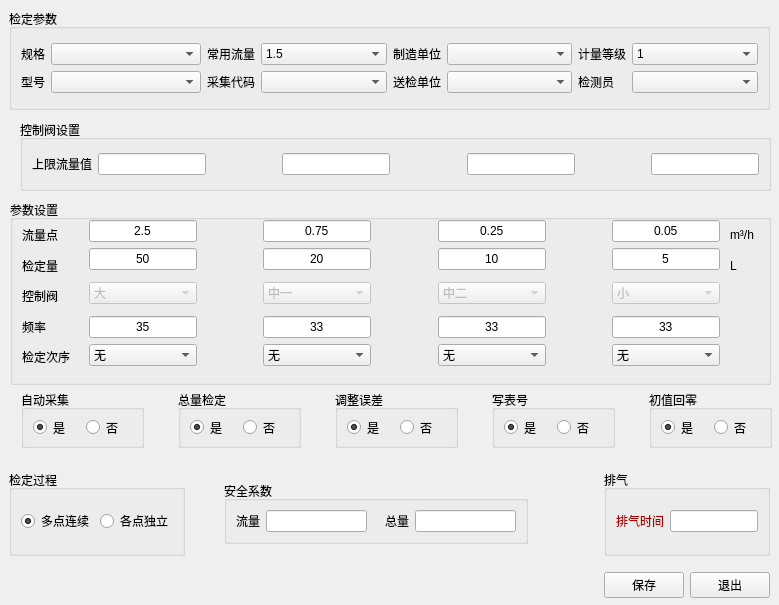
First picture: the form in source/datatest/datatestdlg/ui/parasetdlg.ui, repository flimmy78/qtverify, before the edit.
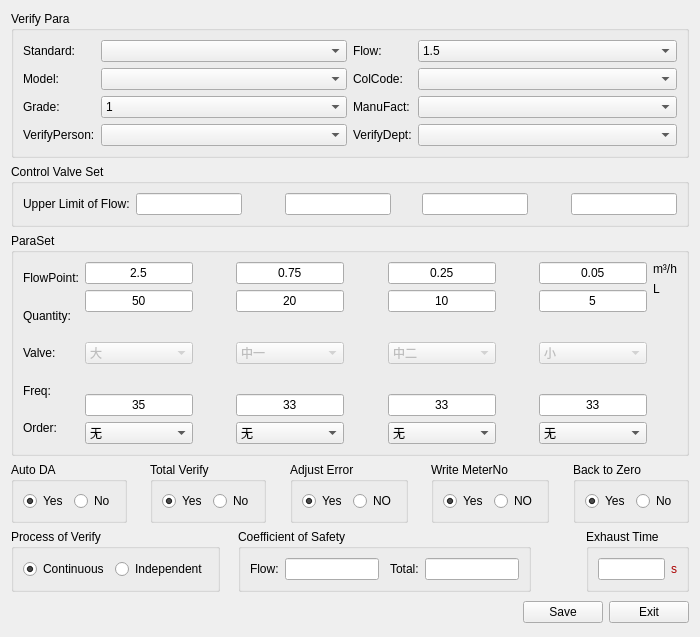
Second picture: the form after the edit. Icons and pictures are not drawn. Custom widgets are drawn as their Qt base class.

Diff of the .ui file:
```diff
--- a/source/datatest/datatestdlg/ui/parasetdlg.ui
+++ b/source/datatest/datatestdlg/ui/parasetdlg.ui
@@ -6,24 +6,195 @@
    <rect>
     <x>0</x>
     <y>0</y>
-    <width>779</width>
-    <height>605</height>
+    <width>700</width>
+    <height>637</height>
    </rect>
   </property>
   <property name="windowTitle">
    <string>参数设置</string>
   </property>
+  <layout class="QGridLayout" name="gridLayout_6">
+   <item row="0" column="0">
+    <widget class="QGroupBox" name="gBox_Head">
+     <property name="title">
+      <string>Verify Para</string>
+     </property>
+     <layout class="QGridLayout" name="gridLayout_5">
+      <item row="0" column="0">
+       <layout class="QGridLayout" name="gridLayout_3">
+        <item row="0" column="0">
+         <widget class="QLabel" name="label_3">
+          <property name="sizePolicy">
+           <sizepolicy hsizetype="Fixed" vsizetype="Preferred">
+            <horstretch>0</horstretch>
+            <verstretch>0</verstretch>
+           </sizepolicy>
+          </property>
+          <property name="text">
+           <string>Standard:</string>
+          </property>
+         </widget>
+        </item>
+        <item row="0" column="1">
+         <widget class="QComboBox" name="cmbStandard"/>
+        </item>
+        <item row="1" column="0">
+         <widget class="QLabel" name="label_4">
+          <property name="sizePolicy">
+           <sizepolicy hsizetype="Fixed" vsizetype="Preferred">
+            <horstretch>0</horstretch>
+            <verstretch>0</verstretch>
+           </sizepolicy>
+          </property>
+          <property name="text">
+           <string>Model:</string>
+          </property>
+         </widget>
+        </item>
+        <item row="1" column="1">
+         <widget class="QComboBox" name="cmbModel"/>
+        </item>
+        <item row="2" column="0">
+         <widget class="QLabel" name="label_7">
+          <property name="sizePolicy">
+           <sizepolicy hsizetype="Fixed" vsizetype="Preferred">
+            <horstretch>0</horstretch>
+            <verstretch>0</verstretch>
+           </sizepolicy>
+          </property>
+          <property name="text">
+           <string>Grade:</string>
+          </property>
+         </widget>
+        </item>
+        <item row="2" column="1">
+         <widget class="QComboBox" name="cmbGrade">
+          <item>
+           <property name="text">
+            <string>1</string>
+           </property>
+          </item>
+          <item>
+           <property name="text">
+            <string>2</string>
+           </property>
+          </item>
+          <item>
+           <property name="text">
+            <string>3</string>
+           </property>
+          </item>
+         </widget>
+        </item>
+        <item row="3" column="0">
+         <widget class="QLabel" name="label_8">
+          <property name="sizePolicy">
+           <sizepolicy hsizetype="Fixed" vsizetype="Preferred">
+            <horstretch>0</horstretch>
+            <verstretch>0</verstretch>
+           </sizepolicy>
+          </property>
+          <property name="text">
+           <string>VerifyPerson:</string>
+          </property>
+         </widget>
+        </item>
+        <item row="3" column="1">
+         <widget class="QComboBox" name="cmbVerifyPerson"/>
+        </item>
+       </layout>
+      </item>
+      <item row="0" column="1">
+       <layout class="QGridLayout" name="gridLayout_4">
+        <item row="0" column="0">
+         <widget class="QLabel" name="label_5">
+          <property name="sizePolicy">
+           <sizepolicy hsizetype="Fixed" vsizetype="Preferred">
+            <horstretch>0</horstretch>
+            <verstretch>0</verstretch>
+           </sizepolicy>
+          </property>
+          <property name="text">
+           <string>Flow:</string>
+          </property>
+         </widget>
+        </item>
+        <item row="0" column="1">
+         <widget class="QComboBox" name="cmbFlow">
+          <item>
+           <property name="text">
+            <string>1.5</string>
+           </property>
+          </item>
+          <item>
+           <property name="text">
+            <string>2.5</string>
+           </property>
+          </item>
+          <item>
+           <property name="text">
+            <string>3.5</string>
+           </property>
+          </item>
+         </widget>
+        </item>
+        <item row="1" column="0">
+         <widget class="QLabel" name="label_6">
+          <property name="sizePolicy">
+           <sizepolicy hsizetype="Fixed" vsizetype="Preferred">
+            <horstretch>0</horstretch>
+            <verstretch>0</verstretch>
+           </sizepolicy>
+          </property>
+          <property name="text">
+           <string>ColCode:</string>
+          </property>
+         </widget>
+        </item>
+        <item row="1" column="1">
+         <widget class="QComboBox" name="cmbCollectCode"/>
+        </item>
+        <item row="2" column="0">
+         <widget class="QLabel" name="label_9">
+          <property name="sizePolicy">
+           <sizepolicy hsizetype="Fixed" vsizetype="Preferred">
+            <horstretch>0</horstretch>
+            <verstretch>0</verstretch>
+           </sizepolicy>
+          </property>
+          <property name="text">
+           <string>ManuFact:</string>
+          </property>
+         </widget>
+        </item>
+        <item row="2" column="1">
+         <widget class="QComboBox" name="cmbManufacture"/>
+        </item>
+        <item row="3" column="0">
+         <widget class="QLabel" name="label_10">
+          <property name="sizePolicy">
+           <sizepolicy hsizetype="Fixed" vsizetype="Preferred">
+            <horstretch>0</horstretch>
+            <verstretch>0</verstretch>
+           </sizepolicy>
+          </property>
+          <property name="text">
+           <string>VerifyDept:</string>
+          </property>
+         </widget>
+        </item>
+        <item row="3" column="1">
+         <widget class="QComboBox" name="cmbVerifyCompany"/>
+        </item>
+       </layout>
+      </item>
+     </layout>
+    </widget>
+   </item>
+   <item row="1" column="0">
   <widget class="QGroupBox" name="gBox_UpperFlowLmt">
-   <property name="geometry">
-    <rect>
-     <x>20</x>
-     <y>120</y>
-     <width>751</width>
-     <height>71</height>
-    </rect>
-   </property>
    <property name="title">
-    <string>控制阀设置</string>
+      <string>Control Valve Set</string>
    </property>
    <layout class="QGridLayout" name="gridLayout_8">
     <item row="0" column="0">
@@ -31,7 +202,7 @@
       <item>
        <widget class="QLabel" name="label_11">
         <property name="text">
-         <string>上限流量值</string>
+           <string>Upper Limit of Flow:</string>
         </property>
        </widget>
       </item>
@@ -128,92 +299,23 @@
     </item>
    </layout>
   </widget>
+   </item>
+   <item row="2" column="0">
   <widget class="QGroupBox" name="gBox_FlowPnt">
-   <property name="geometry">
-    <rect>
-     <x>10</x>
-     <y>200</y>
-     <width>761</width>
-     <height>185</height>
-    </rect>
-   </property>
    <property name="title">
-    <string>参数设置</string>
-   </property>
+      <string>ParaSet</string>
+     </property>
+     <layout class="QGridLayout" name="gridLayout_13">
+      <item row="0" column="0" rowspan="2">
+       <layout class="QGridLayout" name="gridLayout_10">
+        <item row="0" column="0">
    <widget class="QLabel" name="label_12">
-    <property name="geometry">
-     <rect>
-      <x>12</x>
-      <y>27</y>
-      <width>45</width>
-      <height>16</height>
-     </rect>
-    </property>
     <property name="text">
-     <string>流量点</string>
-    </property>
-   </widget>
-   <widget class="QLabel" name="label_15">
-    <property name="geometry">
-     <rect>
-      <x>12</x>
-      <y>149</y>
-      <width>60</width>
-      <height>16</height>
-     </rect>
-    </property>
-    <property name="text">
-     <string>检定次序</string>
-    </property>
-   </widget>
-   <widget class="QLabel" name="label_13">
-    <property name="geometry">
-     <rect>
-      <x>12</x>
-      <y>58</y>
-      <width>45</width>
-      <height>16</height>
-     </rect>
-    </property>
-    <property name="text">
-     <string>检定量</string>
-    </property>
-   </widget>
-   <widget class="QLabel" name="label_14">
-    <property name="geometry">
-     <rect>
-      <x>12</x>
-      <y>88</y>
-      <width>45</width>
-      <height>16</height>
-     </rect>
-    </property>
-    <property name="text">
-     <string>控制阀</string>
-    </property>
-   </widget>
-   <widget class="QLabel" name="label_18">
-    <property name="geometry">
-     <rect>
-      <x>12</x>
-      <y>119</y>
-      <width>30</width>
-      <height>16</height>
-     </rect>
-    </property>
-    <property name="text">
-     <string>频率</string>
-    </property>
-   </widget>
-   <widget class="QWidget" name="layoutWidget">
-    <property name="geometry">
-     <rect>
-      <x>79</x>
-      <y>20</y>
-      <width>631</width>
-      <height>146</height>
-     </rect>
-    </property>
+           <string>FlowPoint:</string>
+          </property>
+         </widget>
+        </item>
+        <item row="0" column="1" rowspan="5">
     <layout class="QGridLayout" name="gridLayout_9">
      <item row="0" column="0">
       <widget class="QLineEdit" name="lnEdit_Flow1">
@@ -947,447 +1049,83 @@
       </widget>
      </item>
     </layout>
-   </widget>
-  </widget>
-  <widget class="QGroupBox" name="gBox_Head">
-   <property name="geometry">
-    <rect>
-     <x>9</x>
-     <y>9</y>
-     <width>761</width>
-     <height>101</height>
-    </rect>
-   </property>
-   <property name="title">
-    <string>检定参数</string>
-   </property>
-   <layout class="QGridLayout" name="gridLayout_7">
-    <item row="0" column="0">
-     <layout class="QGridLayout" name="gridLayout_3">
-      <item row="0" column="0">
-       <widget class="QLabel" name="label_3">
-        <property name="sizePolicy">
-         <sizepolicy hsizetype="Fixed" vsizetype="Preferred">
-          <horstretch>0</horstretch>
-          <verstretch>0</verstretch>
-         </sizepolicy>
-        </property>
-        <property name="text">
-         <string>规格</string>
-        </property>
-       </widget>
-      </item>
-      <item row="0" column="1">
-       <widget class="QComboBox" name="cmbStandard"/>
-      </item>
+        </item>
       <item row="1" column="0">
-       <widget class="QLabel" name="label_4">
-        <property name="sizePolicy">
-         <sizepolicy hsizetype="Fixed" vsizetype="Preferred">
-          <horstretch>0</horstretch>
-          <verstretch>0</verstretch>
-         </sizepolicy>
-        </property>
+         <widget class="QLabel" name="label_13">
         <property name="text">
-         <string>型号</string>
+           <string>Quantity:</string>
         </property>
        </widget>
       </item>
-      <item row="1" column="1">
-       <widget class="QComboBox" name="cmbModel"/>
-      </item>
-     </layout>
-    </item>
-    <item row="0" column="1">
-     <layout class="QGridLayout" name="gridLayout_4">
-      <item row="0" column="0">
-       <widget class="QLabel" name="label_5">
-        <property name="sizePolicy">
-         <sizepolicy hsizetype="Fixed" vsizetype="Preferred">
-          <horstretch>0</horstretch>
-          <verstretch>0</verstretch>
-         </sizepolicy>
-        </property>
+        <item row="2" column="0">
+         <widget class="QLabel" name="label_14">
         <property name="text">
-         <string>常用流量</string>
+           <string>Valve:</string>
         </property>
        </widget>
       </item>
-      <item row="0" column="1">
-       <widget class="QComboBox" name="cmbFlow">
-        <item>
+        <item row="3" column="0">
+         <widget class="QLabel" name="label_18">
          <property name="text">
-          <string>1.5</string>
-         </property>
-        </item>
-        <item>
-         <property name="text">
-          <string>2.5</string>
-         </property>
-        </item>
-        <item>
-         <property name="text">
-          <string>3.5</string>
-         </property>
-        </item>
-       </widget>
-      </item>
-      <item row="1" column="0">
-       <widget class="QLabel" name="label_6">
-        <property name="sizePolicy">
-         <sizepolicy hsizetype="Fixed" vsizetype="Preferred">
-          <horstretch>0</horstretch>
-          <verstretch>0</verstretch>
-         </sizepolicy>
-        </property>
+           <string>Freq:</string>
+          </property>
+         </widget>
+        </item>
+        <item row="4" column="0">
+         <widget class="QLabel" name="label_15">
         <property name="text">
-         <string>采集代码</string>
+           <string>Order:</string>
         </property>
        </widget>
       </item>
-      <item row="1" column="1">
-       <widget class="QComboBox" name="cmbCollectCode"/>
-      </item>
-     </layout>
-    </item>
-    <item row="0" column="2">
-     <layout class="QGridLayout" name="gridLayout_6">
-      <item row="0" column="0">
-       <widget class="QLabel" name="label_9">
-        <property name="sizePolicy">
-         <sizepolicy hsizetype="Fixed" vsizetype="Preferred">
-          <horstretch>0</horstretch>
-          <verstretch>0</verstretch>
-         </sizepolicy>
-        </property>
-        <property name="text">
-         <string>制造单位</string>
-        </property>
-       </widget>
-      </item>
+       </layout>
+      </item>
       <item row="0" column="1">
-       <widget class="QComboBox" name="cmbManufacture"/>
-      </item>
-      <item row="1" column="0">
-       <widget class="QLabel" name="label_10">
-        <property name="sizePolicy">
-         <sizepolicy hsizetype="Fixed" vsizetype="Preferred">
-          <horstretch>0</horstretch>
-          <verstretch>0</verstretch>
-         </sizepolicy>
-        </property>
-        <property name="text">
-         <string>送检单位</string>
-        </property>
-       </widget>
-      </item>
-      <item row="1" column="1">
-       <widget class="QComboBox" name="cmbVerifyCompany"/>
-      </item>
-     </layout>
-    </item>
-    <item row="0" column="3">
-     <layout class="QGridLayout" name="gridLayout_5">
-      <item row="1" column="1">
-       <widget class="QComboBox" name="cmbVerifyPerson"/>
-      </item>
+       <layout class="QGridLayout" name="gridLayout_12">
       <item row="0" column="0">
-       <widget class="QLabel" name="label_7">
-        <property name="sizePolicy">
-         <sizepolicy hsizetype="Fixed" vsizetype="Preferred">
-          <horstretch>0</horstretch>
-          <verstretch>0</verstretch>
-         </sizepolicy>
-        </property>
+         <widget class="QLabel" name="label_16">
         <property name="text">
-         <string>计量等级</string>
+           <string>m³/h</string>
         </property>
        </widget>
       </item>
       <item row="1" column="0">
-       <widget class="QLabel" name="label_8">
-        <property name="sizePolicy">
-         <sizepolicy hsizetype="Fixed" vsizetype="Preferred">
-          <horstretch>0</horstretch>
-          <verstretch>0</verstretch>
-         </sizepolicy>
-        </property>
+         <widget class="QLabel" name="label_17">
         <property name="text">
-         <string>检测员</string>
+           <string>L</string>
         </property>
        </widget>
       </item>
-      <item row="0" column="1">
-       <widget class="QComboBox" name="cmbGrade">
-        <item>
-         <property name="text">
-          <string>1</string>
-         </property>
-        </item>
-        <item>
-         <property name="text">
-          <string>2</string>
-         </property>
-        </item>
-        <item>
-         <property name="text">
-          <string>3</string>
-         </property>
-        </item>
-       </widget>
-      </item>
-     </layout>
-    </item>
-   </layout>
-  </widget>
-  <widget class="QWidget" name="layoutWidget">
-   <property name="geometry">
-    <rect>
-     <x>9</x>
-     <y>570</y>
-     <width>761</width>
-     <height>30</height>
-    </rect>
-   </property>
-   <layout class="QHBoxLayout" name="horizontalLayout_2">
-    <item>
-     <spacer name="horizontalSpacer_2">
+       </layout>
+      </item>
+      <item row="1" column="1">
+       <spacer name="verticalSpacer">
       <property name="orientation">
-       <enum>Qt::Horizontal</enum>
-      </property>
-      <property name="sizeType">
-       <enum>QSizePolicy::Expanding</enum>
-      </property>
+         <enum>Qt::Vertical</enum>
+        </property>
       <property name="sizeHint" stdset="0">
        <size>
-        <width>13</width>
-        <height>28</height>
+          <width>20</width>
+          <height>134</height>
        </size>
       </property>
      </spacer>
     </item>
-    <item>
-     <widget class="QPushButton" name="btnSave">
-      <property name="sizePolicy">
-       <sizepolicy hsizetype="Preferred" vsizetype="Fixed">
-        <horstretch>0</horstretch>
-        <verstretch>0</verstretch>
-       </sizepolicy>
-      </property>
-      <property name="text">
-       <string>保存</string>
-      </property>
-     </widget>
-    </item>
-    <item>
-     <widget class="QPushButton" name="btnExit">
-      <property name="sizePolicy">
-       <sizepolicy hsizetype="Preferred" vsizetype="Fixed">
-        <horstretch>0</horstretch>
-        <verstretch>0</verstretch>
-       </sizepolicy>
-      </property>
-      <property name="text">
-       <string>退出</string>
-      </property>
-     </widget>
-    </item>
-   </layout>
-  </widget>
-  <widget class="QWidget" name="layoutWidget">
-   <property name="geometry">
-    <rect>
-     <x>9</x>
-     <y>470</y>
-     <width>761</width>
-     <height>86</height>
-    </rect>
-   </property>
-   <layout class="QHBoxLayout" name="horizontalLayout_4">
-    <item>
-     <widget class="Q3ButtonGroup" name="buttonGroup_6">
-      <property name="title">
-       <string>检定过程</string>
-      </property>
-      <layout class="QGridLayout" name="gridLayout">
-       <item row="0" column="0">
-        <widget class="QRadioButton" name="tBtn_continuous_true">
-         <property name="text">
-          <string>多点连续</string>
-         </property>
-         <property name="checked">
-          <bool>true</bool>
-         </property>
-        </widget>
-       </item>
-       <item row="0" column="1">
-        <widget class="QRadioButton" name="tBtn_continuous_false">
-         <property name="text">
-          <string>各点独立</string>
-         </property>
-        </widget>
-       </item>
-      </layout>
-     </widget>
-    </item>
-    <item>
-     <spacer name="horizontalSpacer_18">
-      <property name="orientation">
-       <enum>Qt::Horizontal</enum>
-      </property>
-      <property name="sizeType">
-       <enum>QSizePolicy::Preferred</enum>
-      </property>
-      <property name="sizeHint" stdset="0">
-       <size>
-        <width>53</width>
-        <height>20</height>
-       </size>
-      </property>
-     </spacer>
-    </item>
-    <item>
-     <widget class="QGroupBox" name="groupBox_4">
-      <property name="sizePolicy">
-       <sizepolicy hsizetype="Preferred" vsizetype="Fixed">
-        <horstretch>0</horstretch>
-        <verstretch>0</verstretch>
-       </sizepolicy>
-      </property>
-      <property name="title">
-       <string>安全系数</string>
-      </property>
-      <layout class="QGridLayout" name="gridLayout_2">
-       <item row="0" column="0">
-        <widget class="QLabel" name="label">
-         <property name="text">
-          <string>流量</string>
-         </property>
-        </widget>
-       </item>
-       <item row="0" column="1">
-        <widget class="QLineEdit" name="lineEdit_sc_flow"/>
-       </item>
-       <item row="0" column="2">
-        <spacer name="horizontalSpacer">
-         <property name="orientation">
-          <enum>Qt::Horizontal</enum>
-         </property>
-         <property name="sizeHint" stdset="0">
-          <size>
-           <width>18</width>
-           <height>20</height>
-          </size>
-         </property>
-        </spacer>
-       </item>
-       <item row="0" column="3">
-        <widget class="QLabel" name="label_2">
-         <property name="text">
-          <string>总量</string>
-         </property>
-        </widget>
-       </item>
-       <item row="0" column="4">
-        <widget class="QLineEdit" name="lineEdit_sc_thermal"/>
-       </item>
-      </layout>
-     </widget>
-    </item>
-    <item>
-     <spacer name="horizontalSpacer_19">
-      <property name="orientation">
-       <enum>Qt::Horizontal</enum>
-      </property>
-      <property name="sizeType">
-       <enum>QSizePolicy::Preferred</enum>
-      </property>
-      <property name="sizeHint" stdset="0">
-       <size>
-        <width>90</width>
-        <height>20</height>
-       </size>
-      </property>
-     </spacer>
-    </item>
-    <item>
-     <widget class="Q3ButtonGroup" name="buttonGroup_7">
-      <property name="title">
-       <string>排气</string>
-      </property>
-      <layout class="QGridLayout" name="gridLayout_11">
-       <item row="0" column="0">
-        <widget class="QLabel" name="label_19">
-         <property name="palette">
-          <palette>
-           <active>
-            <colorrole role="WindowText">
-             <brush brushstyle="SolidPattern">
-              <color alpha="255">
-               <red>170</red>
-               <green>0</green>
-               <blue>0</blue>
-              </color>
-             </brush>
-            </colorrole>
-           </active>
-           <inactive>
-            <colorrole role="WindowText">
-             <brush brushstyle="SolidPattern">
-              <color alpha="255">
-               <red>170</red>
-               <green>0</green>
-               <blue>0</blue>
-              </color>
-             </brush>
-            </colorrole>
-           </inactive>
-           <disabled>
-            <colorrole role="WindowText">
-             <brush brushstyle="SolidPattern">
-              <color alpha="255">
-               <red>120</red>
-               <green>120</green>
-               <blue>120</blue>
-              </color>
-             </brush>
-            </colorrole>
-           </disabled>
-          </palette>
-         </property>
-         <property name="text">
-          <string>排气时间</string>
-         </property>
-        </widget>
-       </item>
-       <item row="0" column="1">
-        <widget class="QLineEdit" name="lineEdit_exTime"/>
-       </item>
-      </layout>
-     </widget>
-    </item>
-   </layout>
-  </widget>
-  <widget class="QWidget" name="layoutWidget">
-   <property name="geometry">
-    <rect>
-     <x>21</x>
-     <y>390</y>
-     <width>751</width>
-     <height>58</height>
-    </rect>
-   </property>
+     </layout>
+    </widget>
+   </item>
+   <item row="3" column="0">
    <layout class="QHBoxLayout" name="horizontalLayout_5">
     <item>
      <widget class="Q3ButtonGroup" name="buttonGroup_2">
       <property name="title">
-       <string>自动采集</string>
+        <string>Auto DA</string>
       </property>
       <layout class="QHBoxLayout" name="horizontalLayout">
        <item>
         <widget class="QRadioButton" name="tBtn_autoPick_true">
          <property name="text">
-          <string>是</string>
+           <string>Yes</string>
          </property>
          <property name="checked">
           <bool>true</bool>
@@ -1397,7 +1135,7 @@
        <item>
         <widget class="QRadioButton" name="tBtn_autoPick_false">
          <property name="text">
-          <string>否</string>
+           <string>No</string>
          </property>
         </widget>
        </item>
@@ -1423,13 +1161,13 @@
     <item>
      <widget class="Q3ButtonGroup" name="buttonGroup">
       <property name="title">
-       <string>总量检定</string>
+        <string>Total Verify</string>
       </property>
       <layout class="QHBoxLayout" name="horizontalLayout_6">
        <item>
         <widget class="QRadioButton" name="tBtn_totalverify_true">
          <property name="text">
-          <string>是</string>
+           <string>Yes</string>
          </property>
          <property name="checked">
           <bool>true</bool>
@@ -1439,7 +1177,7 @@
        <item>
         <widget class="QRadioButton" name="tBtn_totalverify_false">
          <property name="text">
-          <string>否</string>
+           <string>No</string>
          </property>
         </widget>
        </item>
@@ -1465,13 +1203,13 @@
     <item>
      <widget class="Q3ButtonGroup" name="buttonGroup_4">
       <property name="title">
-       <string>调整误差</string>
+        <string>Adjust Error</string>
       </property>
       <layout class="QHBoxLayout" name="horizontalLayout_8">
        <item>
         <widget class="QRadioButton" name="tBtn_adjustError_true">
          <property name="text">
-          <string>是</string>
+           <string>Yes</string>
          </property>
          <property name="checked">
           <bool>true</bool>
@@ -1481,7 +1219,7 @@
        <item>
         <widget class="QRadioButton" name="tBtn_adjustError_false">
          <property name="text">
-          <string>否</string>
+           <string>NO</string>
          </property>
         </widget>
        </item>
@@ -1507,13 +1245,13 @@
     <item>
      <widget class="Q3ButtonGroup" name="buttonGroup_5">
       <property name="title">
-       <string>写表号</string>
+        <string>Write MeterNo</string>
       </property>
       <layout class="QHBoxLayout" name="horizontalLayout_7">
        <item>
         <widget class="QRadioButton" name="tBtn_writeNum_true">
          <property name="text">
-          <string>是</string>
+           <string>Yes</string>
          </property>
          <property name="checked">
           <bool>true</bool>
@@ -1523,7 +1261,7 @@
        <item>
         <widget class="QRadioButton" name="tBtn_writeNum_false">
          <property name="text">
-          <string>否</string>
+           <string>NO</string>
          </property>
         </widget>
        </item>
@@ -1549,13 +1287,13 @@
     <item>
      <widget class="Q3ButtonGroup" name="buttonGroup_8">
       <property name="title">
-       <string>初值回零</string>
+        <string>Back to Zero</string>
       </property>
       <layout class="QHBoxLayout" name="horizontalLayout_10">
        <item>
         <widget class="QRadioButton" name="tBtn_resetzero_true">
          <property name="text">
-          <string>是</string>
+           <string>Yes</string>
          </property>
          <property name="checked">
           <bool>true</bool>
@@ -1565,7 +1303,7 @@
        <item>
         <widget class="QRadioButton" name="tBtn_resetzero_false">
          <property name="text">
-          <string>否</string>
+           <string>No</string>
          </property>
         </widget>
        </item>
@@ -1573,36 +1311,220 @@
      </widget>
     </item>
    </layout>
-  </widget>
-  <widget class="QLabel" name="label_16">
-   <property name="geometry">
-    <rect>
-     <x>730</x>
-     <y>220</y>
-     <width>24</width>
-     <height>30</height>
-    </rect>
-   </property>
+   </item>
+   <item row="4" column="0">
+    <layout class="QHBoxLayout" name="horizontalLayout_4">
+     <item>
+      <widget class="Q3ButtonGroup" name="buttonGroup_6">
+       <property name="title">
+        <string>Process of Verify</string>
+       </property>
+       <layout class="QGridLayout" name="gridLayout">
+        <item row="0" column="0">
+         <widget class="QRadioButton" name="tBtn_continuous_true">
+          <property name="text">
+           <string>Continuous</string>
+          </property>
+          <property name="checked">
+           <bool>true</bool>
+          </property>
+         </widget>
+        </item>
+        <item row="0" column="1">
+         <widget class="QRadioButton" name="tBtn_continuous_false">
+          <property name="text">
+           <string>Independent</string>
+          </property>
+         </widget>
+        </item>
+       </layout>
+      </widget>
+     </item>
+     <item>
+      <spacer name="horizontalSpacer_18">
+       <property name="orientation">
+        <enum>Qt::Horizontal</enum>
+       </property>
+       <property name="sizeType">
+        <enum>QSizePolicy::Preferred</enum>
+       </property>
+       <property name="sizeHint" stdset="0">
+        <size>
+         <width>53</width>
+         <height>20</height>
+        </size>
+       </property>
+      </spacer>
+     </item>
+     <item>
+      <widget class="QGroupBox" name="groupBox_4">
+       <property name="sizePolicy">
+        <sizepolicy hsizetype="Preferred" vsizetype="Fixed">
+         <horstretch>0</horstretch>
+         <verstretch>0</verstretch>
+        </sizepolicy>
+       </property>
+       <property name="title">
+        <string>Coefficient of Safety</string>
+       </property>
+       <layout class="QGridLayout" name="gridLayout_2">
+        <item row="0" column="0">
+         <widget class="QLabel" name="label">
    <property name="text">
-    <string>m³/h</string>
-   </property>
-  </widget>
-  <widget class="QLabel" name="label_17">
-   <property name="geometry">
-    <rect>
-     <x>730</x>
-     <y>250</y>
-     <width>24</width>
-     <height>31</height>
-    </rect>
-   </property>
+           <string>Flow:</string>
+          </property>
+         </widget>
+        </item>
+        <item row="0" column="1">
+         <widget class="QLineEdit" name="lineEdit_sc_flow"/>
+        </item>
+        <item row="0" column="2">
+         <spacer name="horizontalSpacer">
+          <property name="orientation">
+           <enum>Qt::Horizontal</enum>
+          </property>
+          <property name="sizeHint" stdset="0">
+           <size>
+            <width>18</width>
+            <height>20</height>
+           </size>
+          </property>
+         </spacer>
+        </item>
+        <item row="0" column="3">
+         <widget class="QLabel" name="label_2">
    <property name="text">
-    <string>L</string>
-   </property>
-  </widget>
-  <zorder>layoutWidget</zorder>
-  <zorder>layoutWidget</zorder>
-  <zorder>layoutWidget</zorder>
+           <string>Total:</string>
+          </property>
+         </widget>
+        </item>
+        <item row="0" column="4">
+         <widget class="QLineEdit" name="lineEdit_sc_thermal"/>
+        </item>
+       </layout>
+      </widget>
+     </item>
+     <item>
+      <spacer name="horizontalSpacer_19">
+       <property name="orientation">
+        <enum>Qt::Horizontal</enum>
+       </property>
+       <property name="sizeType">
+        <enum>QSizePolicy::Preferred</enum>
+       </property>
+       <property name="sizeHint" stdset="0">
+        <size>
+         <width>90</width>
+         <height>20</height>
+        </size>
+       </property>
+      </spacer>
+     </item>
+     <item>
+      <widget class="Q3ButtonGroup" name="buttonGroup_7">
+       <property name="title">
+        <string>Exhaust Time</string>
+       </property>
+       <layout class="QGridLayout" name="gridLayout_11">
+        <item row="0" column="1">
+         <widget class="QLineEdit" name="lineEdit_exTime"/>
+        </item>
+        <item row="0" column="2">
+         <widget class="QLabel" name="label_19">
+          <property name="palette">
+           <palette>
+            <active>
+             <colorrole role="WindowText">
+              <brush brushstyle="SolidPattern">
+               <color alpha="255">
+                <red>170</red>
+                <green>0</green>
+                <blue>0</blue>
+               </color>
+              </brush>
+             </colorrole>
+            </active>
+            <inactive>
+             <colorrole role="WindowText">
+              <brush brushstyle="SolidPattern">
+               <color alpha="255">
+                <red>170</red>
+                <green>0</green>
+                <blue>0</blue>
+               </color>
+              </brush>
+             </colorrole>
+            </inactive>
+            <disabled>
+             <colorrole role="WindowText">
+              <brush brushstyle="SolidPattern">
+               <color alpha="255">
+                <red>120</red>
+                <green>120</green>
+                <blue>120</blue>
+               </color>
+              </brush>
+             </colorrole>
+            </disabled>
+           </palette>
+          </property>
+          <property name="text">
+           <string>s</string>
+          </property>
+         </widget>
+        </item>
+       </layout>
+      </widget>
+     </item>
+    </layout>
+   </item>
+   <item row="5" column="0">
+    <layout class="QHBoxLayout" name="horizontalLayout_2">
+     <item>
+      <spacer name="horizontalSpacer_2">
+       <property name="orientation">
+        <enum>Qt::Horizontal</enum>
+       </property>
+       <property name="sizeType">
+        <enum>QSizePolicy::Expanding</enum>
+       </property>
+       <property name="sizeHint" stdset="0">
+        <size>
+         <width>13</width>
+         <height>28</height>
+        </size>
+       </property>
+      </spacer>
+     </item>
+     <item>
+      <widget class="QPushButton" name="btnSave">
+       <property name="sizePolicy">
+        <sizepolicy hsizetype="Preferred" vsizetype="Fixed">
+         <horstretch>0</horstretch>
+         <verstretch>0</verstretch>
+        </sizepolicy>
+       </property>
+       <property name="text">
+        <string>Save</string>
+       </property>
+      </widget>
+     </item>
+     <item>
+      <widget class="QPushButton" name="btnExit">
+       <property name="sizePolicy">
+        <sizepolicy hsizetype="Preferred" vsizetype="Fixed">
+         <horstretch>0</horstretch>
+         <verstretch>0</verstretch>
+        </sizepolicy>
+       </property>
+       <property name="text">
+        <string>Exit</string>
+       </property>
+      </widget>
+     </item>
+    </layout>
+   </item>
+  </layout>
   <zorder>gBox_UpperFlowLmt</zorder>
   <zorder>gBox_FlowPnt</zorder>
   <zorder>gBox_Head</zorder>
```
Left out of the diff: 4 changed lines with no effect on the pictures. Lines whose indentation alone changed are shown as unchanged.
